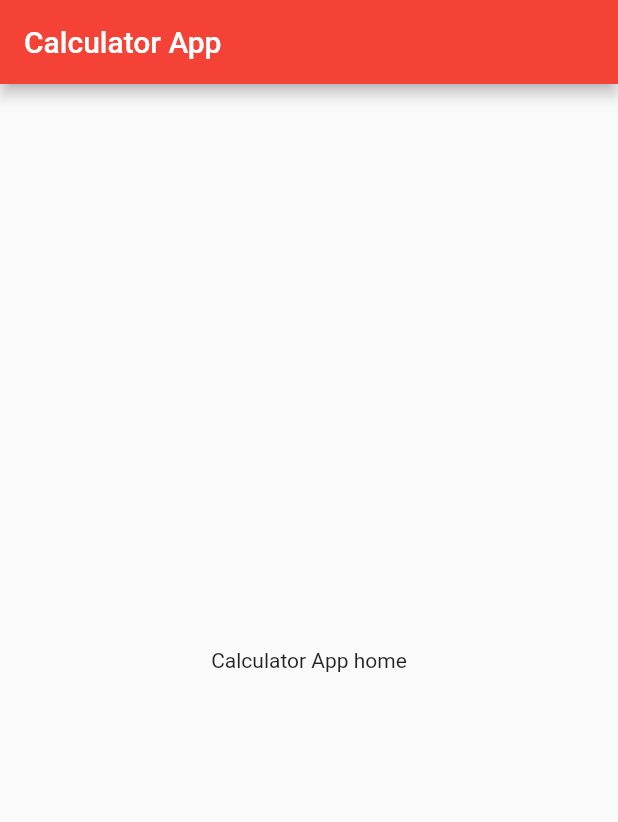
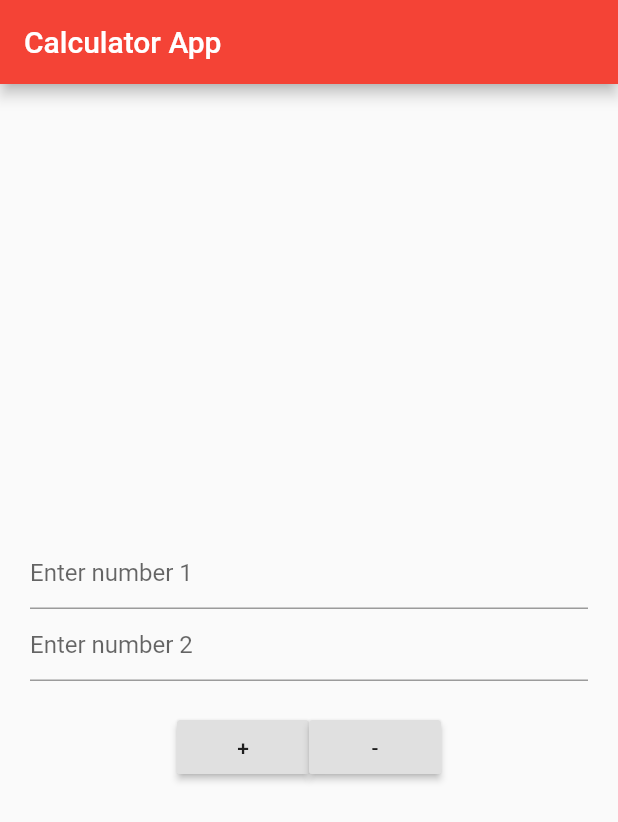
Before and after one commit to PawankumarPK/CalculatorApp, a Flutter app: the screen it shows after launch, on a phone screen of 412 x 824 dp. Shown: the top 822 px of the screen. Run offline on Flutter 3.47's test engine with Material 2 defaults, Android fonts, the phone set to English and light mode, and no system bars.

Commit message:
button added

```diff
--- a/lib/home_page.dart
+++ b/lib/home_page.dart
@@ -1,11 +1,12 @@
 import 'package:flutter/material.dart';
+import 'package:flutter/widgets.dart';
 
 class HomePage extends StatefulWidget {
   @override
   _HomePageState createState() => _HomePageState();
 }
 
-  class _HomePageState extends State<HomePage> {
+class _HomePageState extends State<HomePage> {
   @override
   Widget build(BuildContext context) {
     return new Scaffold(
@@ -13,8 +14,27 @@ class HomePage extends StatefulWidget {
         title: new Text("Calculator App"),
       ),
       body: new Container(
-        child: new Center(
-          child: new Text("Calculator App home"),
+        padding: const EdgeInsets.all(20.0),
+        child: new Column(
+          mainAxisAlignment: MainAxisAlignment.center,
+          children: <Widget>[
+            new TextField(
+              keyboardType: TextInputType.number,
+              decoration: new InputDecoration(hintText: "Enter number 1"),
+            ),
+            new TextField(
+              keyboardType: TextInputType.number,
+              decoration: new InputDecoration(hintText: "Enter number 2"),
+            ),
+            new Padding(padding: const EdgeInsets.only(top: 20.0)),
+            new Row(
+              mainAxisAlignment: MainAxisAlignment.center,
+              children: <Widget>[
+                new RaisedButton(child: new Text("+"), onPressed: () {}),
+                new RaisedButton(child: new Text("-"), onPressed: () {})
+              ],
+            )
+          ],
         ),
       ),
     );
```
